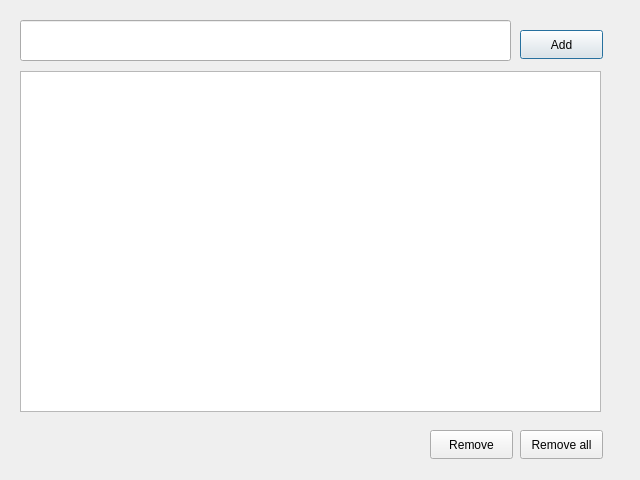
First picture: the form in projet_c/todo.ui, repository ProjetCppS2-2425/projetcpp-biovanta, before the edit.
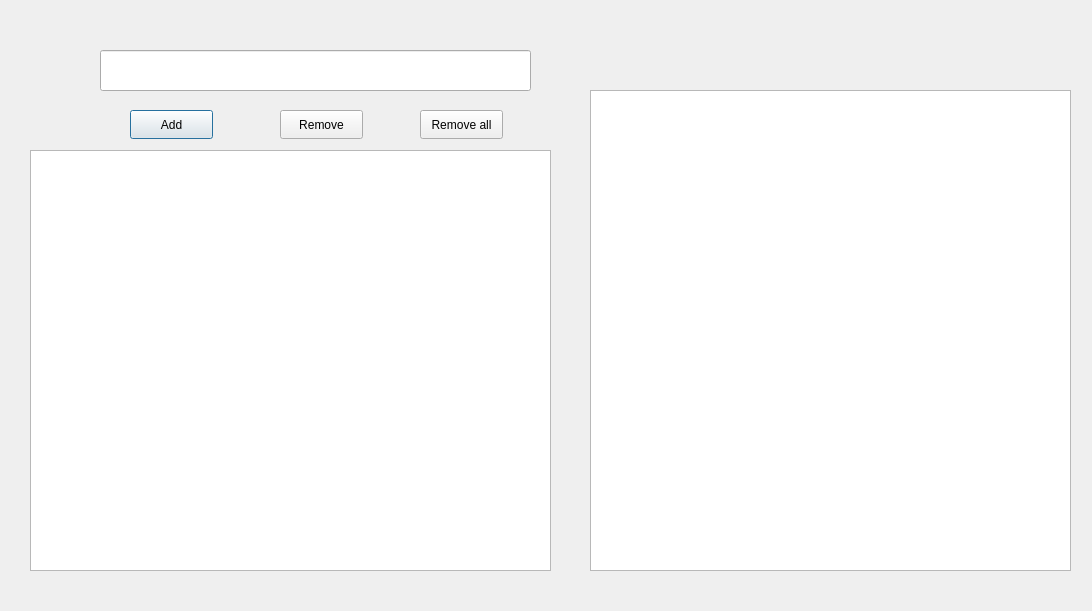
Second picture: the form after the edit.

Commit message: todo: drag and drop enabled

What changed in the file:
```diff
--- a/projet_c/todo.ui
+++ b/projet_c/todo.ui
@@ -6,8 +6,8 @@
    <rect>
     <x>0</x>
     <y>0</y>
-    <width>640</width>
-    <height>480</height>
+    <width>1092</width>
+    <height>611</height>
    </rect>
   </property>
   <property name="windowTitle">
@@ -16,8 +16,8 @@
   <widget class="QPushButton" name="btnAdd">
    <property name="geometry">
     <rect>
-     <x>520</x>
-     <y>30</y>
+     <x>130</x>
+     <y>110</y>
      <width>83</width>
      <height>29</height>
     </rect>
@@ -29,19 +29,19 @@
   <widget class="QListWidget" name="listWidget">
    <property name="geometry">
     <rect>
-     <x>20</x>
-     <y>71</y>
-     <width>581</width>
-     <height>341</height>
+     <x>30</x>
+     <y>150</y>
+     <width>521</width>
+     <height>421</height>
     </rect>
    </property>
   </widget>
   <widget class="QLineEdit" name="txtTask">
    <property name="geometry">
     <rect>
-     <x>20</x>
-     <y>20</y>
-     <width>491</width>
+     <x>100</x>
+     <y>50</y>
+     <width>431</width>
      <height>41</height>
     </rect>
    </property>
@@ -49,8 +49,8 @@
   <widget class="QPushButton" name="btnRemove">
    <property name="geometry">
     <rect>
-     <x>430</x>
-     <y>430</y>
+     <x>280</x>
+     <y>110</y>
      <width>83</width>
      <height>29</height>
     </rect>
@@ -62,8 +62,8 @@
   <widget class="QPushButton" name="btnRemoveAll">
    <property name="geometry">
     <rect>
-     <x>520</x>
-     <y>430</y>
+     <x>420</x>
+     <y>110</y>
      <width>83</width>
      <height>29</height>
     </rect>
@@ -72,6 +72,16 @@
     <string>Remove all</string>
    </property>
   </widget>
+  <widget class="QListWidget" name="listWidget_2">
+   <property name="geometry">
+    <rect>
+     <x>590</x>
+     <y>90</y>
+     <width>481</width>
+     <height>481</height>
+    </rect>
+   </property>
+  </widget>
  </widget>
  <resources/>
  <connections/>
```
The commit also changes 8 other files.
